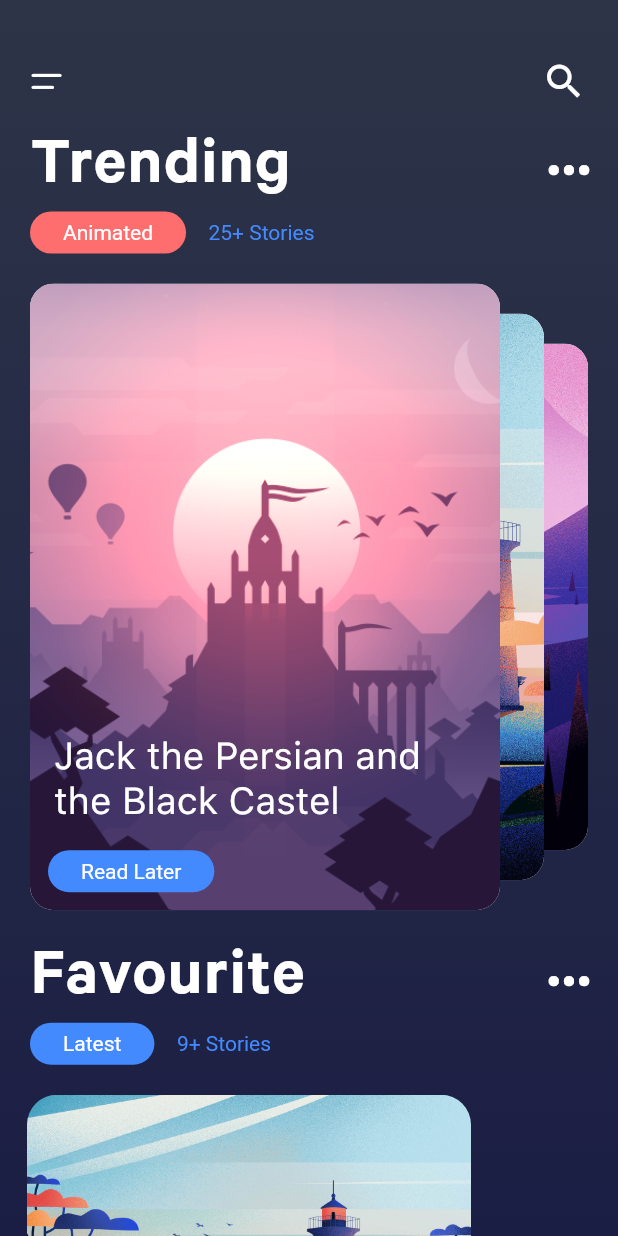
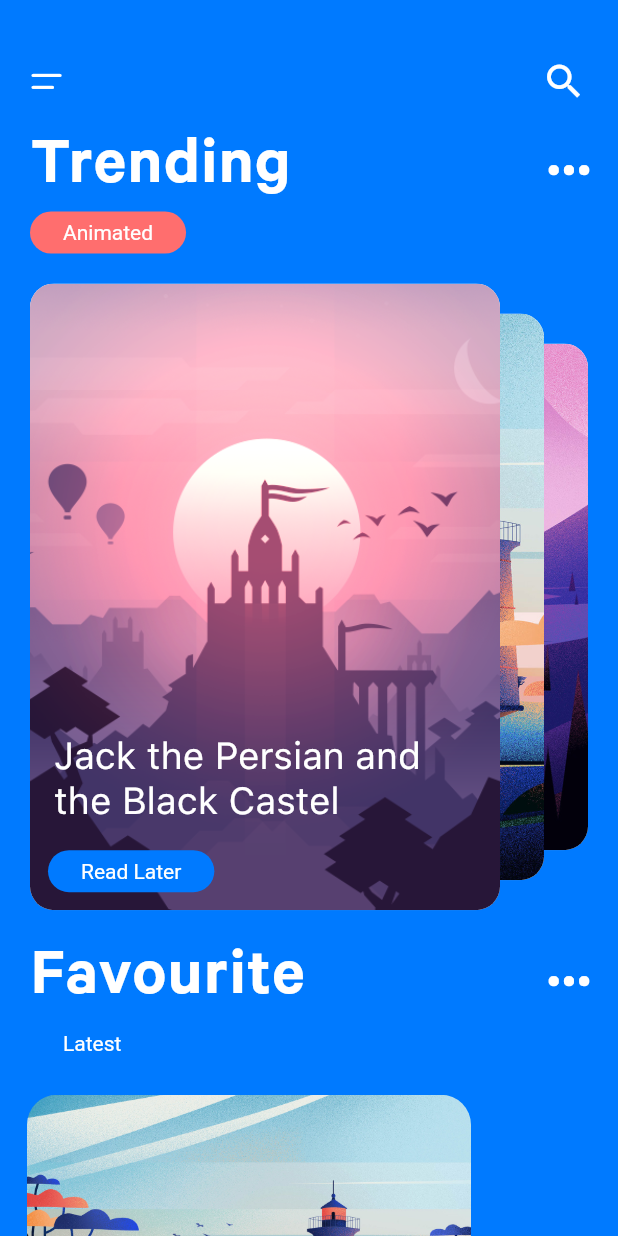
Before and after one commit to devefy/Flutter-Story-App-UI, a Flutter app: the screen it shows after launch, on a phone screen of 412 x 824 dp. Run offline on Flutter 3.47's test engine with Material 2 defaults, Android fonts, the phone set to English and light mode, and no system bars.

Commit message:
change to cupertinoApp

```diff
--- a/lib/main.dart
+++ b/lib/main.dart
@@ -1,12 +1,15 @@
+import 'package:flutter/cupertino.dart';
 import 'package:flutter/material.dart';
 import 'customIcons.dart';
 import 'data.dart';
 import 'dart:math';
 
-void main() => runApp(MaterialApp(
+void main() {
+  runApp(CupertinoApp(
     home: MyApp(),
     debugShowCheckedModeBanner: false,
   ));
+}
 
 class MyApp extends StatefulWidget {
   @override
@@ -29,15 +32,7 @@ class _MyAppState extends State<MyApp> {
     });
 
     return Container(
-      decoration: BoxDecoration(
-          gradient: LinearGradient(
-              colors: [
-            Color(0xFF1b1e44),
-            Color(0xFF2d3447),
-          ],
-              begin: Alignment.bottomCenter,
-              end: Alignment.topCenter,
-              tileMode: TileMode.clamp)),
+      decoration: BoxDecoration(color: CupertinoColors.activeBlue),
       child: Scaffold(
         backgroundColor: Colors.transparent,
         body: SingleChildScrollView(
@@ -52,7 +47,7 @@ class _MyAppState extends State<MyApp> {
                     IconButton(
                       icon: Icon(
                         CustomIcons.menu,
-                        color: Colors.white,
+                        color: CupertinoColors.white,
                         size: 30.0,
                       ),
                       onPressed: () {},
@@ -60,7 +55,7 @@ class _MyAppState extends State<MyApp> {
                     IconButton(
                       icon: Icon(
                         Icons.search,
-                        color: Colors.white,
+                        color: CupertinoColors.white,
                         size: 30.0,
                       ),
                       onPressed: () {},
@@ -75,7 +70,7 @@ class _MyAppState extends State<MyApp> {
                   children: <Widget>[
                     Text("Trending",
                         style: TextStyle(
-                          color: Colors.white,
+                          color: CupertinoColors.white,
                           fontSize: 46.0,
                           fontFamily: "Calibre-Semibold",
                           letterSpacing: 1.0,
@@ -84,7 +79,7 @@ class _MyAppState extends State<MyApp> {
                       icon: Icon(
                         CustomIcons.option,
                         size: 12.0,
-                        color: Colors.white,
+                        color: CupertinoColors.white,
                       ),
                       onPressed: () {},
                     )
@@ -105,7 +100,7 @@ class _MyAppState extends State<MyApp> {
                           padding: EdgeInsets.symmetric(
                               horizontal: 22.0, vertical: 6.0),
                           child: Text("Animated",
-                              style: TextStyle(color: Colors.white)),
+                              style: TextStyle(color: CupertinoColors.white)),
                         ),
                       ),
                     ),
@@ -113,7 +108,7 @@ class _MyAppState extends State<MyApp> {
                       width: 15.0,
                     ),
                     Text("25+ Stories",
-                        style: TextStyle(color: Colors.blueAccent))
+                        style: TextStyle(color: CupertinoColors.systemBlue))
                   ],
                 ),
               ),
@@ -139,7 +134,7 @@ class _MyAppState extends State<MyApp> {
                   children: <Widget>[
                     Text("Favourite",
                         style: TextStyle(
-                          color: Colors.white,
+                          color: CupertinoColors.white,
                           fontSize: 46.0,
                           fontFamily: "Calibre-Semibold",
                           letterSpacing: 1.0,
@@ -148,7 +143,7 @@ class _MyAppState extends State<MyApp> {
                       icon: Icon(
                         CustomIcons.option,
                         size: 12.0,
-                        color: Colors.white,
+                        color: CupertinoColors.white,
                       ),
                       onPressed: () {},
                     )
@@ -161,7 +156,7 @@ class _MyAppState extends State<MyApp> {
                   children: <Widget>[
                     Container(
                       decoration: BoxDecoration(
-                        color: Colors.blueAccent,
+                        color: CupertinoColors.systemBlue,
                         borderRadius: BorderRadius.circular(20.0),
                       ),
                       child: Center(
@@ -169,7 +164,7 @@ class _MyAppState extends State<MyApp> {
                           padding: EdgeInsets.symmetric(
                               horizontal: 22.0, vertical: 6.0),
                           child: Text("Latest",
-                              style: TextStyle(color: Colors.white)),
+                              style: TextStyle(color: CupertinoColors.white)),
                         ),
                       ),
                     ),
@@ -177,7 +172,7 @@ class _MyAppState extends State<MyApp> {
                       width: 15.0,
                     ),
                     Text("9+ Stories",
-                        style: TextStyle(color: Colors.blueAccent))
+                        style: TextStyle(color: CupertinoColors.systemBlue))
                   ],
                 ),
               ),
@@ -248,7 +243,9 @@ class CardScrollWidget extends StatelessWidget {
             child: ClipRRect(
               borderRadius: BorderRadius.circular(16.0),
               child: Container(
-                decoration: BoxDecoration(color: Colors.white, boxShadow: [
+                decoration: BoxDecoration(
+                    color: CupertinoColors.white,
+                    boxShadow: [
                       BoxShadow(
                           color: Colors.black12,
                           offset: Offset(3.0, 6.0),
@@ -271,7 +268,7 @@ class CardScrollWidget extends StatelessWidget {
                                   horizontal: 16.0, vertical: 8.0),
                               child: Text(title[i],
                                   style: TextStyle(
-                                      color: Colors.white,
+                                      color: CupertinoColors.white,
                                       fontSize: 25.0,
                                       fontFamily: "SF-Pro-Text-Regular")),
                             ),
@@ -285,10 +282,11 @@ class CardScrollWidget extends StatelessWidget {
                                 padding: EdgeInsets.symmetric(
                                     horizontal: 22.0, vertical: 6.0),
                                 decoration: BoxDecoration(
-                                    color: Colors.blueAccent,
+                                    color: CupertinoColors.systemBlue,
                                     borderRadius: BorderRadius.circular(20.0)),
                                 child: Text("Read Later",
-                                    style: TextStyle(color: Colors.white)),
+                                    style: TextStyle(
+                                        color: CupertinoColors.white)),
                               ),
                             )
                           ],
```
Also changed, not shown: pubspec.lock, 1 other file. Lines whose indentation alone changed are shown as unchanged.
